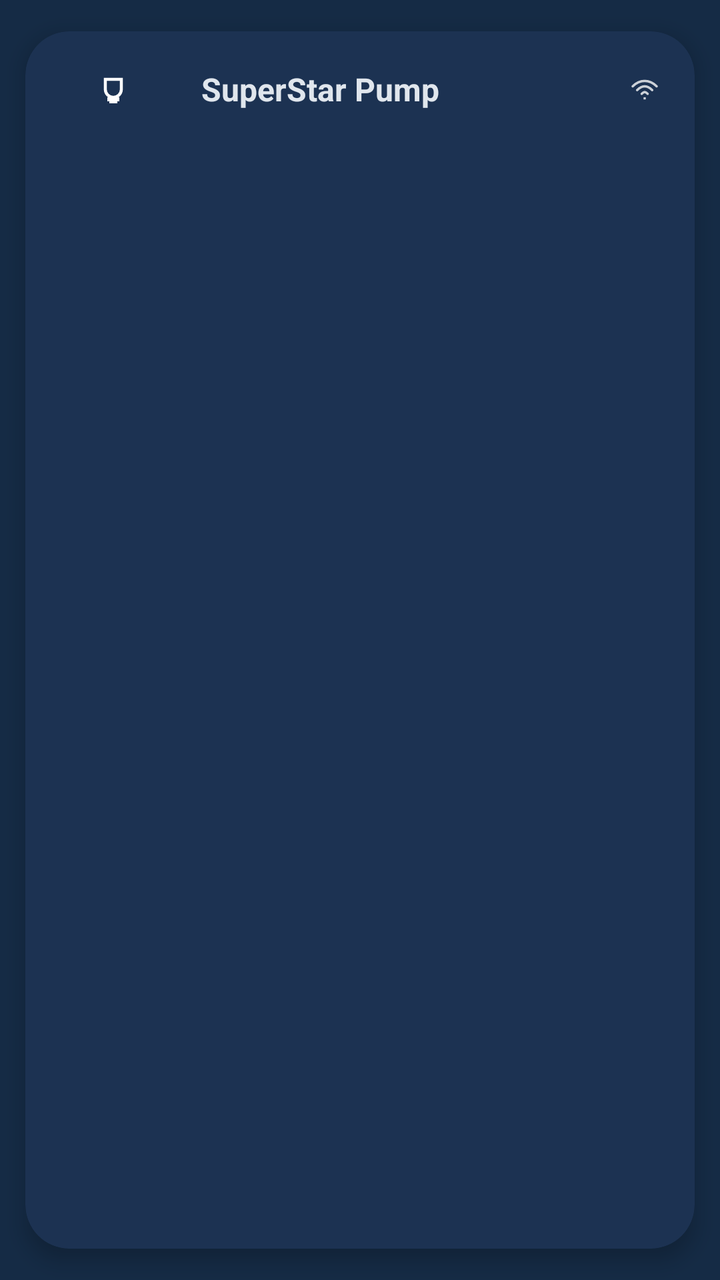
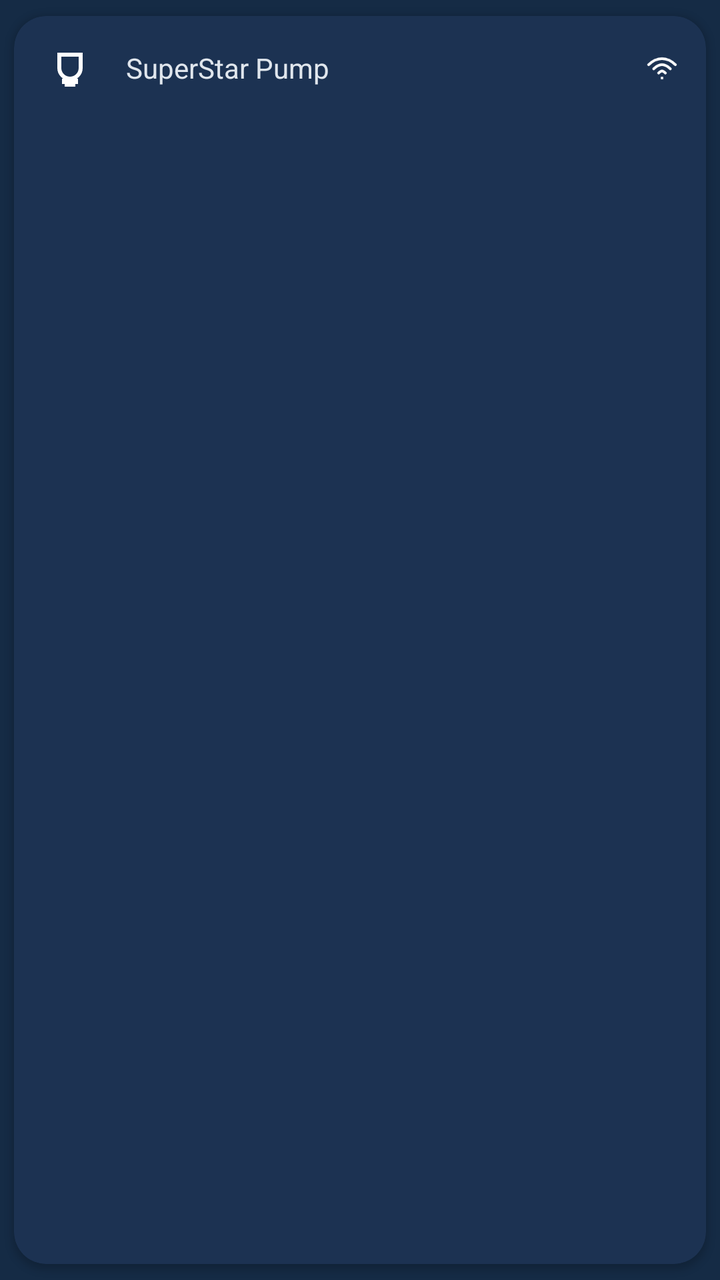

Before-and-after screenshots of an Android layout around one commit, followed by the original layout XML and the change that was made.
<!-- AndroidManifest.xml: application theme AppTheme -->
<!-- res/layout/item_device_card.xml -->
<?xml version="1.0" encoding="utf-8"?>
<com.google.android.material.card.MaterialCardView
    xmlns:android="http://schemas.android.com/apk/res/android"
    xmlns:app="http://schemas.android.com/apk/res-auto"
    android:id="@+id/card"
    android:layout_width="match_parent"
    android:layout_height="wrap_content"
    android:layout_marginTop="10dp"
    android:layout_marginBottom="6dp"
    app:cardCornerRadius="22dp"
    app:cardUseCompatPadding="true"
    app:cardElevation="6dp"
    app:cardBackgroundColor="@color/settings_card_background"
    app:strokeColor="@android:color/transparent"
    app:strokeWidth="0dp">

    <LinearLayout
        android:layout_width="match_parent"
        android:layout_height="wrap_content"
        android:orientation="horizontal"
        android:gravity="center_vertical"
        android:paddingHorizontal="16dp"
        android:paddingVertical="14dp">

        
        <ImageView
            android:id="@+id/ivDeviceIcon"
            android:layout_width="56dp"
            android:layout_height="30dp"
            android:adjustViewBounds="true"
            android:background="@android:color/transparent"
            android:contentDescription="@string/app_name"
            android:scaleType="centerInside"
            android:src="@drawable/ic_device_light" />

        
        <TextView
            android:id="@+id/tvDeviceName"
            android:layout_width="0dp"
            android:layout_height="wrap_content"
            android:layout_marginStart="16dp"
            android:layout_weight="1"
            android:ellipsize="end"
            android:maxLines="1"
            android:text="SuperStar Pump"
            android:textColor="@color/md_theme_dark_onSurface"
            android:textSize="16sp"
            android:textStyle="bold" />

        
        <ImageView
            android:id="@+id/ivStatus"
            android:layout_width="18dp"
            android:layout_height="18dp"
            android:alpha="0.78"
            android:contentDescription="@string/devices_scan_button_desc"
            android:src="@drawable/ic_status_wifi" />

    </LinearLayout>

</com.google.android.material.card.MaterialCardView>
<!-- resources referenced by this layout -->
<resources>
  <color name="md_theme_dark_onSurface">#E0E6ED</color>
  <color name="settings_card_background">#1C3252</color>
  <!-- drawable ic_device_light (drawable) -->
  <?xml version="1.0" encoding="utf-8"?>
  <vector xmlns:android="http://schemas.android.com/apk/res/android"
      android:width="24dp"
      android:height="24dp"
      android:viewportWidth="24"
      android:viewportHeight="24">
  
      
      <path
          android:fillColor="@android:color/transparent"
          android:strokeColor="@android:color/white"
          android:strokeWidth="1.5"
          android:pathData="M8,7h8v5c0,2.2 -1.8,4 -4,4s-4,-1.8 -4,-4z" />
  
      
      <path
          android:fillColor="@android:color/white"
          android:pathData="M9,16h6v2h-6z" />
  
      
      <path
          android:fillColor="@android:color/white"
          android:pathData="M10,18h4v1h-4z" />
  </vector>
  <!-- drawable ic_status_wifi (drawable) -->
  <?xml version="1.0" encoding="utf-8"?>
  <vector xmlns:android="http://schemas.android.com/apk/res/android"
      android:width="20dp"
      android:height="20dp"
      android:viewportWidth="24"
      android:viewportHeight="24">
  
      
      <path
          android:fillColor="@android:color/transparent"
          android:strokeColor="@android:color/white"
          android:strokeWidth="1.6"
          android:strokeLineCap="round"
          android:pathData="M4,10c2.4,-2.4 4.9,-3.6 8,-3.6 3.1,0 5.6,1.2 8,3.6" />
  
      
      <path
          android:fillColor="@android:color/transparent"
          android:strokeColor="@android:color/white"
          android:strokeWidth="1.6"
          android:strokeLineCap="round"
          android:pathData="M7,12.5c1.7,-1.7 3.4,-2.5 5,-2.5 1.6,0 3.3,0.8 5,2.5" />
  
      
      <path
          android:fillColor="@android:color/transparent"
          android:strokeColor="@android:color/white"
          android:strokeWidth="1.6"
          android:strokeLineCap="round"
          android:pathData="M10,15c0.8,-0.8 1.6,-1.2 2,-1.2 0.4,0 1.2,0.4 2,1.2" />
  
      
      <path
          android:fillColor="@android:color/white"
          android:pathData="M11.25,17.25h1.5v1.5h-1.5z" />
  </vector>
  <string name="app_name">AquaLight</string>
  <string name="devices_scan_button_desc">Scan for devices</string>
  <color name="md_theme_light_primary">#2196F3</color>
  <color name="md_theme_light_onPrimary">#FFFFFF</color>
  <color name="md_theme_light_secondary">#4A6363</color>
  <color name="md_theme_light_onSecondary">#FFFFFF</color>
  <color name="md_theme_light_background">#152B45</color>
  <color name="md_theme_light_surface">#152B45</color>
  <color name="md_theme_light_onSurface">#E0E6ED</color>
  <color name="md_theme_light_surfaceVariant">#233042</color>
  <color name="md_theme_light_onSurfaceVariant">#5C6B75</color>
  <color name="md_theme_light_outline">#455A64</color>
  <color name="md_theme_light_outlineVariant">#37474F</color>
  <color name="md_theme_light_error">#D32F2F</color>
  <color name="md_theme_light_onError">#FFFFFF</color>
  <!-- unchanged entries left out for length: 1 -->
</resources>

<!-- the commit's change to res/layout/item_device_card.xml (unified diff, before → after) -->
@@ -5,11 +5,11 @@
     android:id="@+id/card"
     android:layout_width="match_parent"
     android:layout_height="wrap_content"
-    android:layout_marginTop="10dp"
-    android:layout_marginBottom="6dp"
-    app:cardCornerRadius="22dp"
+    android:layout_marginTop="8dp"
+    android:layout_marginBottom="4dp"
+    app:cardCornerRadius="16dp"
     app:cardUseCompatPadding="true"
-    app:cardElevation="6dp"
+    app:cardElevation="2dp"
     app:cardBackgroundColor="@color/settings_card_background"
     app:strokeColor="@android:color/transparent"
     app:strokeWidth="0dp">
@@ -19,42 +19,37 @@
         android:layout_height="wrap_content"
         android:orientation="horizontal"
         android:gravity="center_vertical"
-        android:paddingHorizontal="16dp"
-        android:paddingVertical="14dp">
+        android:paddingHorizontal="12dp"
+        android:paddingVertical="10dp">
 
         
         <ImageView
             android:id="@+id/ivDeviceIcon"
-            android:layout_width="56dp"
-            android:layout_height="30dp"
-            android:adjustViewBounds="true"
-            android:background="@android:color/transparent"
-            android:contentDescription="@string/app_name"
-            android:scaleType="centerInside"
-            android:src="@drawable/ic_device_light" />
+            android:layout_width="32dp"
+            android:layout_height="32dp"
+            android:src="@drawable/ic_device_light"
+            android:contentDescription="@string/app_name" />
 
         
         <TextView
             android:id="@+id/tvDeviceName"
             android:layout_width="0dp"
             android:layout_height="wrap_content"
-            android:layout_marginStart="16dp"
+            android:layout_marginStart="12dp"
             android:layout_weight="1"
+            android:text="SuperStar Pump"
+            android:textSize="14sp"
+            android:maxLines="1"
             android:ellipsize="end"
-            android:maxLines="1"
-            android:text="SuperStar Pump"
-            android:textColor="@color/md_theme_dark_onSurface"
-            android:textSize="16sp"
-            android:textStyle="bold" />
+            android:textColor="@color/md_theme_dark_onSurface" />
 
         
         <ImageView
             android:id="@+id/ivStatus"
-            android:layout_width="18dp"
-            android:layout_height="18dp"
-            android:alpha="0.78"
-            android:contentDescription="@string/devices_scan_button_desc"
-            android:src="@drawable/ic_status_wifi" />
+            android:layout_width="20dp"
+            android:layout_height="20dp"
+            android:src="@drawable/ic_status_wifi"
+            android:contentDescription="@string/devices_scan_button_desc" />
 
     </LinearLayout>
 
